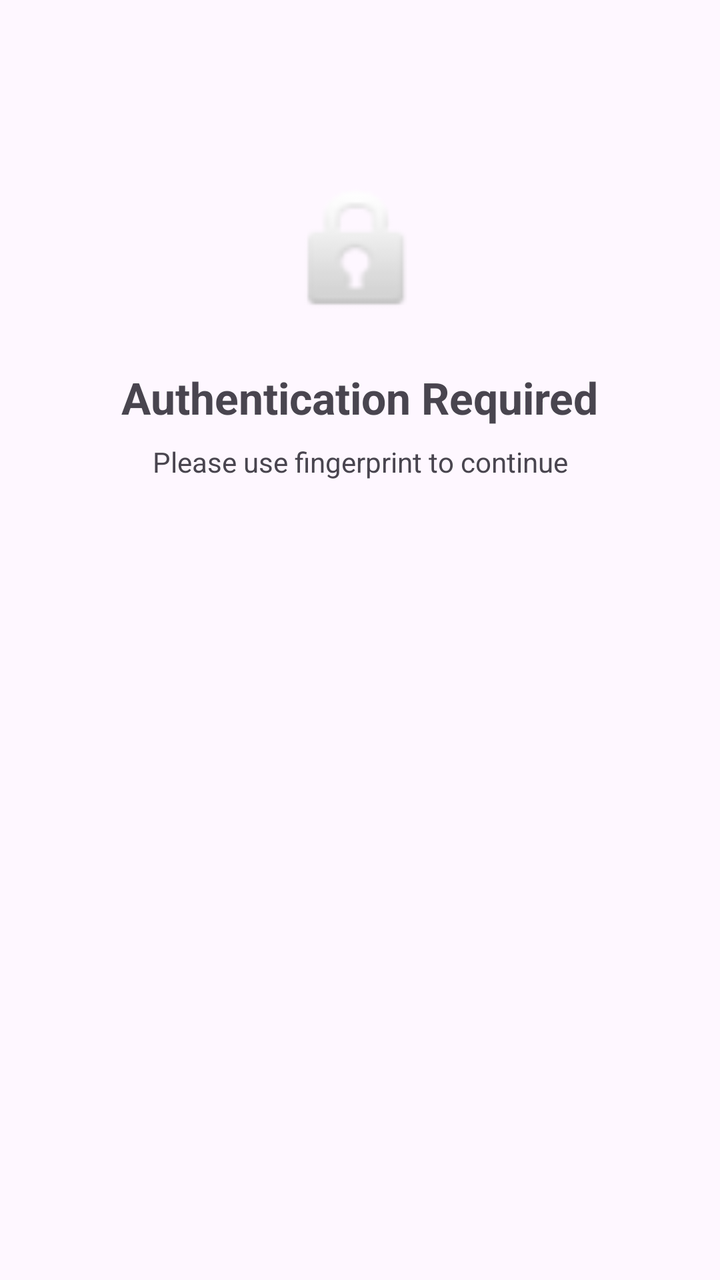
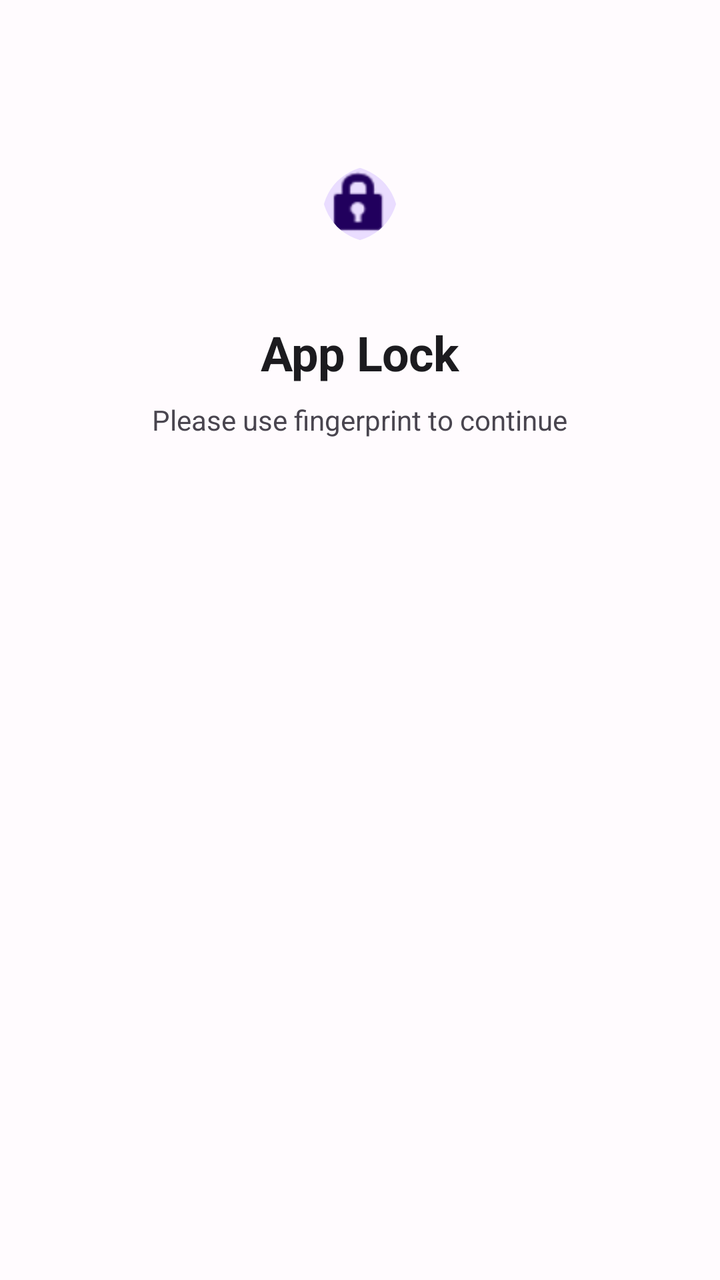

Compare the two renders of this Android layout. The source of the first and the diff that turns it into the second are given below.
<!-- AndroidManifest.xml: application theme Theme.Prompy -->
<!-- res/layout/activity_auth.xml -->
<?xml version="1.0" encoding="utf-8"?>
<androidx.constraintlayout.widget.ConstraintLayout xmlns:android="http://schemas.android.com/apk/res/android"
    xmlns:app="http://schemas.android.com/apk/res-auto"
    android:id="@+id/auth_root"
    android:layout_width="match_parent"
    android:layout_height="match_parent"
    android:padding="24dp">

    <ImageView
        android:id="@+id/auth_icon"
        android:layout_width="76dp"
        android:layout_height="76dp"
        android:layout_marginTop="64dp"
        android:src="@android:drawable/ic_lock_idle_lock"
        app:layout_constraintEnd_toEndOf="parent"
        app:layout_constraintStart_toStartOf="parent"
        app:layout_constraintTop_toTopOf="parent" />

    <TextView
        android:id="@+id/auth_title"
        android:layout_width="wrap_content"
        android:layout_height="wrap_content"
        android:layout_marginTop="20dp"
        android:text="Authentication Required"
        android:textSize="22sp"
        android:textStyle="bold"
        app:layout_constraintEnd_toEndOf="parent"
        app:layout_constraintStart_toStartOf="parent"
        app:layout_constraintTop_toBottomOf="@id/auth_icon" />

    <TextView
        android:id="@+id/auth_status"
        android:layout_width="0dp"
        android:layout_height="wrap_content"
        android:layout_marginTop="8dp"
        android:gravity="center"
        android:text="Please use fingerprint to continue"
        android:textSize="14sp"
        app:layout_constraintEnd_toEndOf="parent"
        app:layout_constraintStart_toStartOf="parent"
        app:layout_constraintTop_toBottomOf="@id/auth_title" />

    <Button
        android:id="@+id/btn_retry_fingerprint"
        style="@style/Widget.Material3.Button.TonalButton"
        android:layout_width="wrap_content"
        android:layout_height="wrap_content"
        android:layout_marginTop="24dp"
        android:text="Try Fingerprint"
        android:visibility="gone"
        app:layout_constraintEnd_toEndOf="parent"
        app:layout_constraintStart_toStartOf="parent"
        app:layout_constraintTop_toBottomOf="@id/auth_status" />

    <LinearLayout
        android:id="@+id/pin_container"
        android:layout_width="match_parent"
        android:layout_height="0dp"
        android:layout_marginTop="24dp"
        android:gravity="center_horizontal"
        android:orientation="vertical"
        android:visibility="gone"
        app:layout_constraintBottom_toBottomOf="parent"
        app:layout_constraintTop_toBottomOf="@id/auth_status">

        <TextView
            android:id="@+id/pin_label"
            android:layout_width="wrap_content"
            android:layout_height="wrap_content"
            android:text="Enter PIN"
            android:textSize="14sp"
            android:textStyle="bold" />

        <LinearLayout
            android:id="@+id/pin_dots_container"
            android:layout_width="wrap_content"
            android:layout_height="wrap_content"
            android:layout_marginTop="16dp"
            android:orientation="horizontal">
            <View android:id="@+id/dot1" android:layout_width="14dp" android:layout_height="14dp" android:layout_margin="8dp" android:background="@drawable/pin_dot_empty" />
            <View android:id="@+id/dot2" android:layout_width="14dp" android:layout_height="14dp" android:layout_margin="8dp" android:background="@drawable/pin_dot_empty" />
            <View android:id="@+id/dot3" android:layout_width="14dp" android:layout_height="14dp" android:layout_margin="8dp" android:background="@drawable/pin_dot_empty" />
            <View android:id="@+id/dot4" android:layout_width="14dp" android:layout_height="14dp" android:layout_margin="8dp" android:background="@drawable/pin_dot_empty" />
        </LinearLayout>

        <GridLayout
            android:id="@+id/keypad_grid"
            android:layout_width="wrap_content"
            android:layout_height="wrap_content"
            android:layout_marginTop="24dp"
            android:columnCount="3"
            android:rowCount="4">
        </GridLayout>
    </LinearLayout>

</androidx.constraintlayout.widget.ConstraintLayout>
<!-- resources referenced by this layout -->
<resources>
  <!-- drawable pin_dot_empty (drawable) -->
  <?xml version="1.0" encoding="utf-8"?>
  <shape xmlns:android="http://schemas.android.com/apk/res/android" android:shape="oval">
      <solid android:color="#CCCCCC" />
      <size android:width="14dp" android:height="14dp" />
  </shape>
  <style name="Theme.Prompy" parent="Base.Theme.Prompy" />
  <style name="Base.Theme.Prompy" parent="Theme.Material3.DayNight.NoActionBar">
          
          
      </style>
</resources>

<!-- the commit's change to res/layout/activity_auth.xml (unified diff, before → after) -->
@@ -4,93 +4,132 @@
     android:id="@+id/auth_root"
     android:layout_width="match_parent"
     android:layout_height="match_parent"
-    android:padding="24dp">
+    android:background="@color/surface">
 
-    <ImageView
-        android:id="@+id/auth_icon"
-        android:layout_width="76dp"
-        android:layout_height="76dp"
+    
+    <LinearLayout
+        android:id="@+id/pin_hero"
+        android:layout_width="match_parent"
+        android:layout_height="wrap_content"
         android:layout_marginTop="64dp"
-        android:src="@android:drawable/ic_lock_idle_lock"
-        app:layout_constraintEnd_toEndOf="parent"
-        app:layout_constraintStart_toStartOf="parent"
-        app:layout_constraintTop_toTopOf="parent" />
+        android:gravity="center"
+        android:orientation="vertical"
+        android:paddingHorizontal="24dp"
+        app:layout_constraintTop_toTopOf="parent">
 
-    <TextView
-        android:id="@+id/auth_title"
-        android:layout_width="wrap_content"
-        android:layout_height="wrap_content"
-        android:layout_marginTop="20dp"
-        android:text="Authentication Required"
-        android:textSize="22sp"
-        android:textStyle="bold"
-        app:layout_constraintEnd_toEndOf="parent"
-        app:layout_constraintStart_toStartOf="parent"
-        app:layout_constraintTop_toBottomOf="@id/auth_icon" />
+        <com.google.android.material.imageview.ShapeableImageView
+            android:id="@+id/auth_icon"
+            android:layout_width="76dp"
+            android:layout_height="76dp"
+            android:background="@color/primary_container"
+            android:padding="19dp"
+            android:src="@android:drawable/ic_lock_idle_lock"
+            app:shapeAppearanceOverlay="@style/ShapeAppearance.Prompy.Medium"
+            app:tint="@color/on_primary_container" />
 
-    <TextView
-        android:id="@+id/auth_status"
-        android:layout_width="0dp"
-        android:layout_height="wrap_content"
-        android:layout_marginTop="8dp"
-        android:gravity="center"
-        android:text="Please use fingerprint to continue"
-        android:textSize="14sp"
-        app:layout_constraintEnd_toEndOf="parent"
-        app:layout_constraintStart_toStartOf="parent"
-        app:layout_constraintTop_toBottomOf="@id/auth_title" />
+        <TextView
+            android:id="@+id/auth_title"
+            android:layout_width="wrap_content"
+            android:layout_height="wrap_content"
+            android:layout_marginTop="20dp"
+            android:text="@string/auth_title_default"
+            android:textColor="@color/on_surface"
+            android:textSize="24sp"
+            android:textStyle="bold"
+            android:letterSpacing="-0.01" />
 
-    <Button
-        android:id="@+id/btn_retry_fingerprint"
-        style="@style/Widget.Material3.Button.TonalButton"
-        android:layout_width="wrap_content"
-        android:layout_height="wrap_content"
-        android:layout_marginTop="24dp"
-        android:text="Try Fingerprint"
-        android:visibility="gone"
-        app:layout_constraintEnd_toEndOf="parent"
-        app:layout_constraintStart_toStartOf="parent"
-        app:layout_constraintTop_toBottomOf="@id/auth_status" />
+        <TextView
+            android:id="@+id/auth_status"
+            android:layout_width="wrap_content"
+            android:layout_height="wrap_content"
+            android:layout_marginTop="8dp"
+            android:gravity="center"
+            android:maxWidth="240dp"
+            android:text="@string/auth_status_default"
+            android:textColor="@color/on_surface_var"
+            android:textSize="14sp"
+            android:lineSpacingExtra="4dp" />
 
+        <Button
+            android:id="@+id/btn_retry_fingerprint"
+            style="@style/Widget.Material3.Button.TonalButton"
+            android:layout_width="wrap_content"
+            android:layout_height="wrap_content"
+            android:layout_marginTop="16dp"
+            android:text="@string/auth_fingerprint_retry"
+            android:visibility="gone" />
+    </LinearLayout>
+
+    
     <LinearLayout
         android:id="@+id/pin_container"
         android:layout_width="match_parent"
-        android:layout_height="0dp"
-        android:layout_marginTop="24dp"
+        android:layout_height="wrap_content"
         android:gravity="center_horizontal"
         android:orientation="vertical"
         android:visibility="gone"
-        app:layout_constraintBottom_toBottomOf="parent"
-        app:layout_constraintTop_toBottomOf="@id/auth_status">
+        app:layout_constraintBottom_toTopOf="@+id/keypad_grid"
+        app:layout_constraintTop_toBottomOf="@id/pin_hero"
+        app:layout_constraintVertical_bias="0.5">
 
         <TextView
             android:id="@+id/pin_label"
             android:layout_width="wrap_content"
             android:layout_height="wrap_content"
-            android:text="Enter PIN"
+            android:text="@string/auth_security_fallback"
+            android:textColor="@color/on_surface"
             android:textSize="14sp"
-            android:textStyle="bold" />
+            android:textStyle="bold"
+            android:visibility="gone" />
 
         <LinearLayout
             android:id="@+id/pin_dots_container"
             android:layout_width="wrap_content"
             android:layout_height="wrap_content"
-            android:layout_marginTop="16dp"
             android:orientation="horizontal">
-            <View android:id="@+id/dot1" android:layout_width="14dp" android:layout_height="14dp" android:layout_margin="8dp" android:background="@drawable/pin_dot_empty" />
-            <View android:id="@+id/dot2" android:layout_width="14dp" android:layout_height="14dp" android:layout_margin="8dp" android:background="@drawable/pin_dot_empty" />
-            <View android:id="@+id/dot3" android:layout_width="14dp" android:layout_height="14dp" android:layout_margin="8dp" android:background="@drawable/pin_dot_empty" />
-            <View android:id="@+id/dot4" android:layout_width="14dp" android:layout_height="14dp" android:layout_margin="8dp" android:background="@drawable/pin_dot_empty" />
+
+            <View
+                android:id="@+id/dot1"
+                android:layout_width="18dp"
+                android:layout_height="18dp"
+                android:layout_margin="7dp"
+                android:background="@drawable/pin_dot_empty" />
+
+            <View
+                android:id="@+id/dot2"
+                android:layout_width="18dp"
+                android:layout_height="18dp"
+                android:layout_margin="7dp"
+                android:background="@drawable/pin_dot_empty" />
+
+            <View
+                android:id="@+id/dot3"
+                android:layout_width="18dp"
+                android:layout_height="18dp"
+                android:layout_margin="7dp"
+                android:background="@drawable/pin_dot_empty" />
+
+            <View
+                android:id="@+id/dot4"
+                android:layout_width="18dp"
+                android:layout_height="18dp"
+                android:layout_margin="7dp"
+                android:background="@drawable/pin_dot_empty" />
         </LinearLayout>
-
-        <GridLayout
-            android:id="@+id/keypad_grid"
-            android:layout_width="wrap_content"
-            android:layout_height="wrap_content"
-            android:layout_marginTop="24dp"
-            android:columnCount="3"
-            android:rowCount="4">
-        </GridLayout>
     </LinearLayout>
 
+    
+    <GridLayout
+        android:id="@+id/keypad_grid"
+        android:layout_width="wrap_content"
+        android:layout_height="wrap_content"
+        android:layout_marginBottom="48dp"
+        android:columnCount="3"
+        android:rowCount="4"
+        android:useDefaultMargins="false"
+        android:visibility="gone"
+        app:layout_constraintBottom_toBottomOf="parent"
+        app:layout_constraintEnd_toEndOf="parent"
+        app:layout_constraintStart_toStartOf="parent" />
+
 </androidx.constraintlayout.widget.ConstraintLayout>
<!-- resource entries referenced after the edit -->
@@ -1,12 +1,25 @@
 <!-- resources referenced by this layout -->
 <resources>
+  <color name="on_primary_container">#21005D</color>
+  <color name="on_surface">#1C1B1F</color>
+  <color name="on_surface_var">#49454F</color>
+  <color name="primary_container">#EADDFF</color>
+  <color name="surface">#FFFBFE</color>
   <!-- drawable pin_dot_empty (drawable) -->
   <?xml version="1.0" encoding="utf-8"?>
   <shape xmlns:android="http://schemas.android.com/apk/res/android" android:shape="oval">
-      <solid android:color="#CCCCCC" />
-      <size android:width="14dp" android:height="14dp" />
+      <solid android:color="@color/outline_var" />
+      <size android:width="18dp" android:height="18dp" />
   </shape>
+  <string name="auth_fingerprint_retry">Try Fingerprint</string>
+  <string name="auth_security_fallback">Security Fallback</string>
+  <string name="auth_status_default">Please use fingerprint to continue</string>
+  <string name="auth_title_default">App Lock</string>
+  <style name="ShapeAppearance.Prompy.Medium" parent="ShapeAppearance.Material3.MediumComponent">
+          <item name="cornerSize">26dp</item>
+      </style>
   <style name="Theme.Prompy" parent="Base.Theme.Prompy" />
+  <color name="outline_var">#CAC4D0</color>
   <style name="Base.Theme.Prompy" parent="Theme.Material3.DayNight.NoActionBar">
           
           
